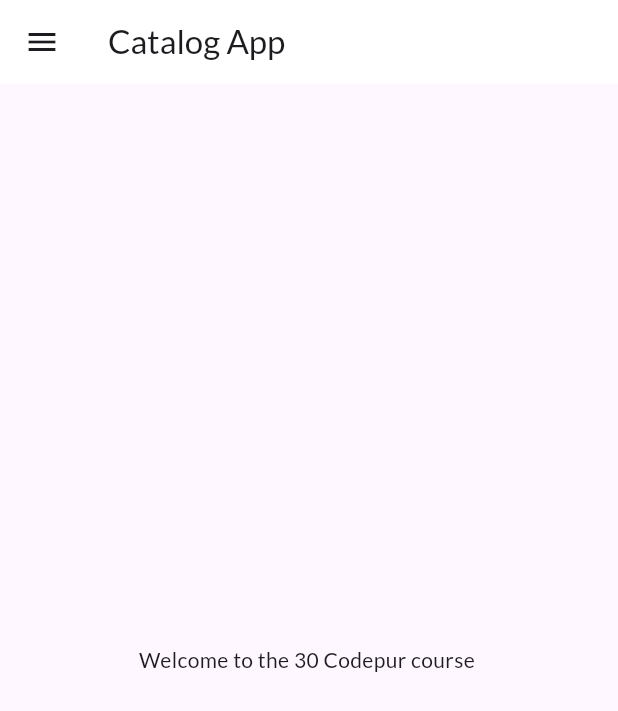
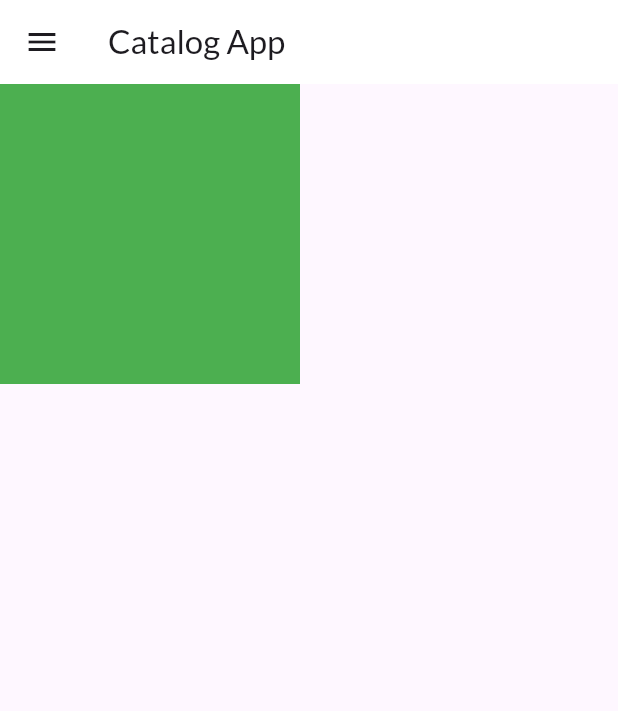
Before and after one commit to varunchopra-08/28DaysOfFlutter-, a Flutter app: the screen it shows after launch, on a phone screen of 412 x 824 dp. Shown: the top 711 px of the screen. Run offline on Flutter 3.47's test engine with Material 3 defaults, Android fonts, the phone set to English and light mode, and no system bars; our stand-ins replace google_fonts.

Commit message:
day10 compeleted

```diff
--- a/lib/pages/home_page.dart
+++ b/lib/pages/home_page.dart
@@ -11,10 +11,15 @@ class HomePage extends StatelessWidget {
       appBar: AppBar(
         title: Text("Catalog App"),
       ),
-      body: Center(
-        child: Container(
-          child: Text("Welcome to the $day $name course "),
-        ),
+      body: Container(
+        constraints: BoxConstraints(
+            minHeight: 70, maxHeight: 200, minWidth: 70, maxWidth: 200),
+        color: Colors.green,
+        // child: Container(
+        //   height: 100,
+        //   width: 100,
+        //   color: Colors.red,
+        // ),
       ),
       drawer: MyDrawer(),
     );
```
